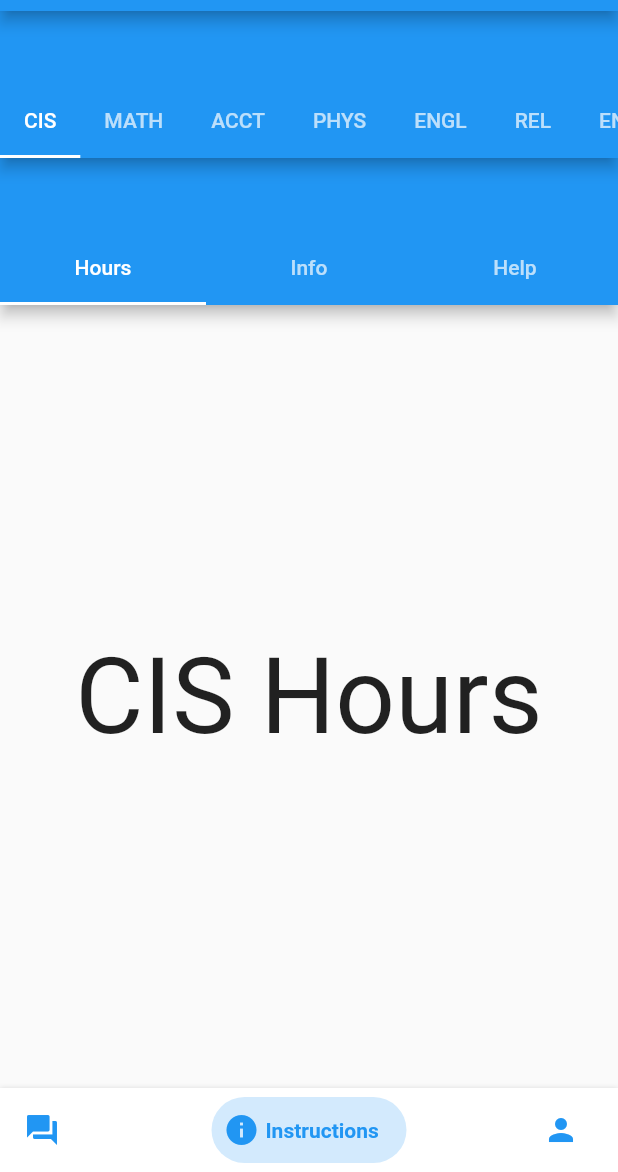
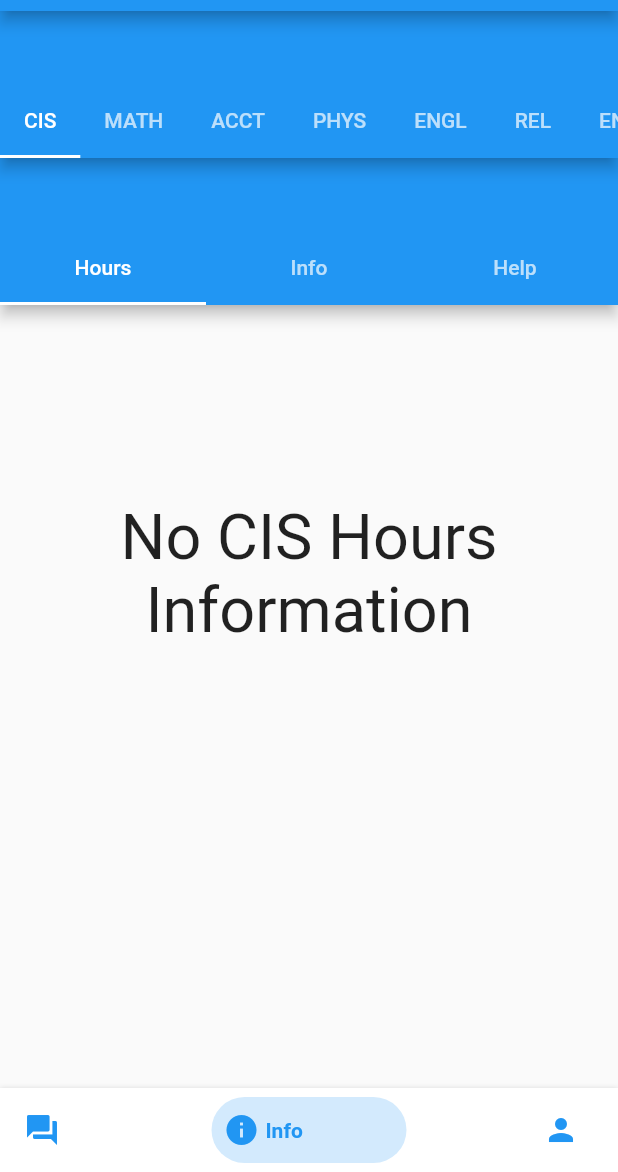
Before and after one commit to flybaflyba/Request-Handling-TA, a Flutter app: the screen it shows after launch, swiped to page 2, on a phone screen of 412 x 824 dp, the part 64-1236 px from its top. Run offline on Flutter 3.47's test engine with Material 2 defaults, Android fonts, the phone set to English and light mode, and no system bars; drawn by our look-alikes of bottom_navy_bar; our stand-ins replace cloud_firestore, email_validator, firebase_auth, firebase_core, flutter_widget_from_html, fluttertoast; missing offline and left inert: flutter_picker; accounts and stored records are empty.

Commit message:
Instroction page info is fetched from database in html format. So it can be updated by admin and users can see it without updating the app

```diff
--- a/lib/HomePage.dart
+++ b/lib/HomePage.dart
@@ -64,17 +64,18 @@ class _HomePageState extends State<HomePage> {
         },
         items: <BottomNavyBarItem>[
           BottomNavyBarItem(
-              title: Text('Request'),
+              title: Text('Help'),
               icon: Icon(Icons.question_answer)
           ),
           BottomNavyBarItem(
-              title: Text('Instructions'),
+              title: Text('Info'),
               icon: Icon(Icons.info)
           ),
           BottomNavyBarItem(
-              title: Text('TA Login'),
+              title: Text('TA'),
               icon: Icon(Icons.person)
           ),
+
         ],
       ),
     );
--- a/lib/OneInfoPage.dart
+++ b/lib/OneInfoPage.dart
@@ -1,6 +1,7 @@
 import 'package:cloud_firestore/cloud_firestore.dart';
 import 'package:firebase_auth/firebase_auth.dart';
 import 'package:flutter/material.dart';
+import 'package:flutter_widget_from_html/flutter_widget_from_html.dart';
 import 'package:virtual_approval_flutter/DatabaseInteractions.dart';
 import 'package:virtual_approval_flutter/SignUp.dart';
 import 'package:virtual_approval_flutter/TutorRequestsPage.dart';
@@ -41,14 +42,71 @@ class _OneInfoPageState extends State<OneInfoPage> {
 
           body: new TabBarView(
             children: tabs.map((e) { //分别创建对应的Tab页面
-              return Container(
-                alignment: Alignment.center,
-                child:
-                    widget.subjectDocument == null ? Text(widget.subject + " " + e, textScaleFactor: 5) :
-                 Text(widget.subject + " " + e + widget.subjectDocument[e.toLowerCase()], textScaleFactor: 5),
+              return
+              //   Container(
+              //   alignment: Alignment.center,
+              //   child:
+              //
+              // )
+
+                ListView(
+                  children: [
+                    widget.subjectDocument == null ?
+
+                    Padding(
+                      padding: const EdgeInsets.all(20.0),
+                      child:
+                        Column(
+                          children: [
+                            SizedBox(height: 110,),
+                            Text(
+                              "No" + " " + widget.subject + " " + e + " " + "Information",
+                              textAlign: TextAlign.center,
+                              textScaleFactor: 3,),
+                          ],
+                        )
+                    )
+
+                        :
+                    // Text(widget.subjectDocument[e.toLowerCase()]),
+                    Padding(
+                      padding: const EdgeInsets.all(20.0),
+                      child:
+                      HtmlWidget(
+                        // the first parameter (`html`) is required
+                        widget.subjectDocument[e.toLowerCase()],
+
+                        // all other parameters are optional, a few notable params:
+
+                        // specify custom styling for an element
+                        // see supported inline styling below
+                        // customStylesBuilder: (element) {
+                        //   if (element.classes.contains('foo')) {
+                        //     return {'color': 'red'};
+                        //   }
+                        //   return null;
+                        // },
+
+                        // set the default styling for text
+                        // textStyle: TextStyle(fontSize: 14),
+
+                        // By default, `webView` is turned off because additional config
+                        // must be done for `PlatformView` to work on iOS.
+                        // https://pub.dev/packages/webview_flutter#ios
+                        // Make sure you have it configured before using.
+                        webView: true,
+                      ),
+                    ),
 
 
-              );
+
+
+                  ],
+                )
+
+
+
+              ;
             }).toList(),
           ),
         ),
--- a/pubspec.yaml
+++ b/pubspec.yaml
@@ -30,6 +30,7 @@ dependencies:
   flutter_picker: ^1.1.5
   email_validator: ^1.0.6
   bottom_navy_bar: ^5.6.0
+  flutter_widget_from_html: ^0.5.1+5
 
   # The following adds the Cupertino Icons font to your application.
   # Use with the CupertinoIcons class for iOS style icons.
```
Also changed, not shown: pubspec.lock.
